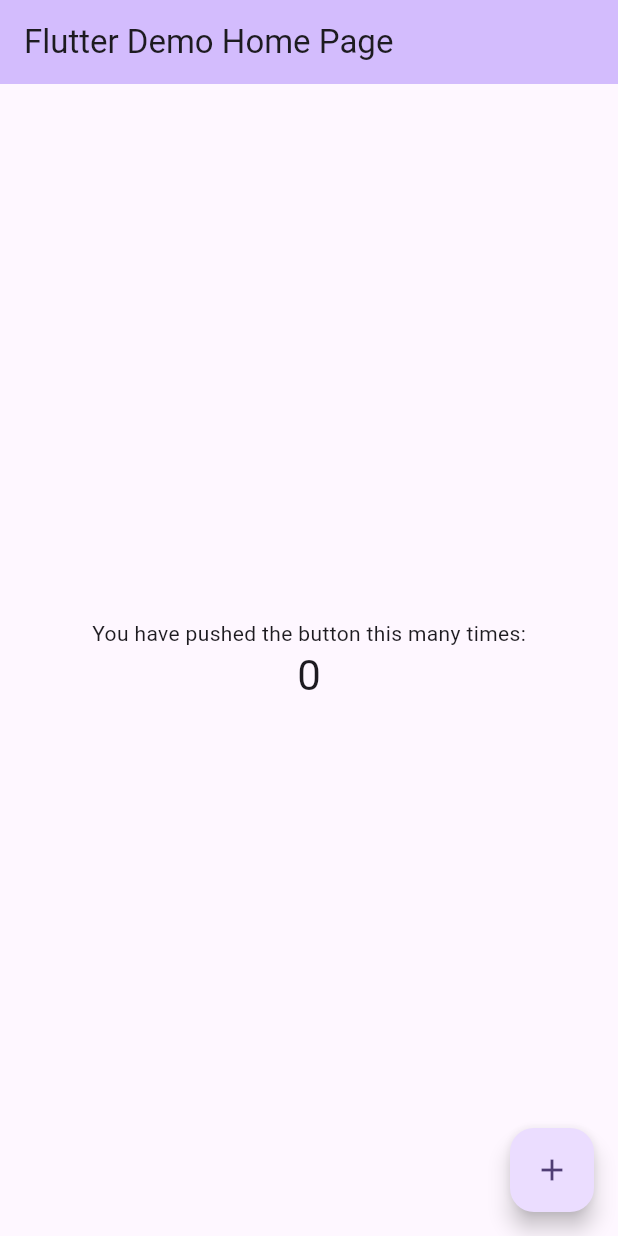
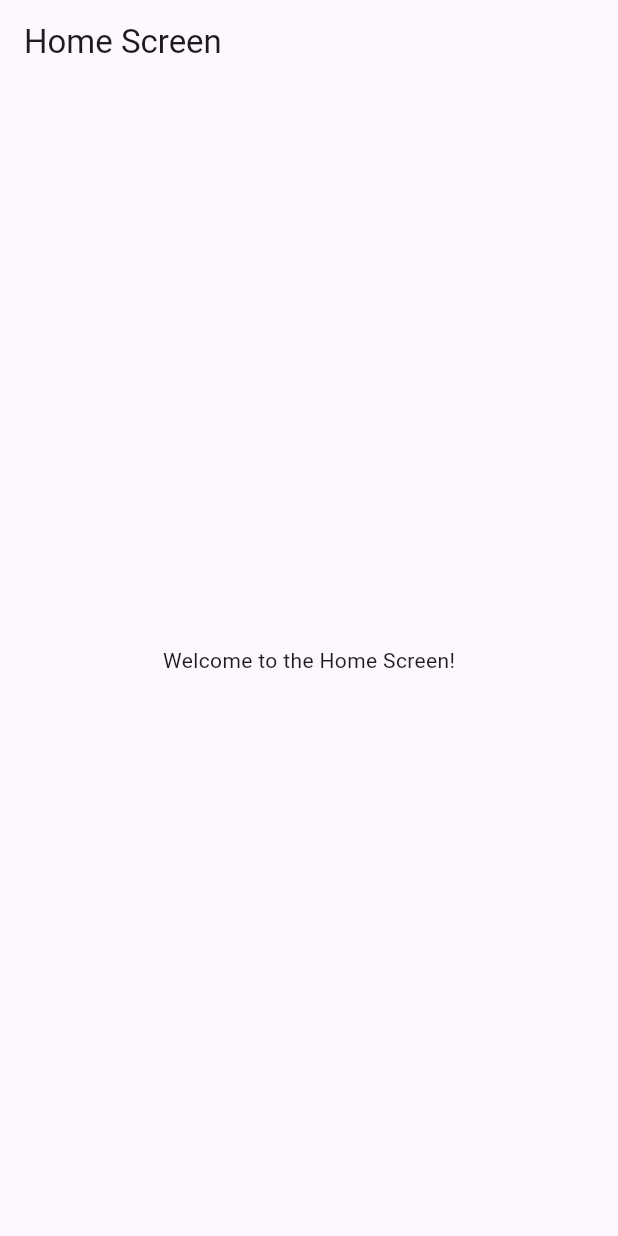
Before and after one commit to ajay2603/vid-call, a Flutter app: the screen it shows after launch, on a phone screen of 412 x 824 dp. Run offline on Flutter 3.47's test engine with Material 3 defaults, Android fonts, the phone set to English and light mode, and no system bars; our stand-ins replace awesome_notifications, firebase_core, firebase_messaging; accounts and stored records are empty.

Commit message:
navigating to dedicated screens with notification actions demo completed.

```diff
--- /dev/null
+++ b/lib/constants/navigator_key.dart
@@ -0,0 +1,3 @@
+import "package:flutter/material.dart";
+
+final GlobalKey<NavigatorState> navigatorKey = GlobalKey<NavigatorState>();
--- a/lib/main.dart
+++ b/lib/main.dart
@@ -1,8 +1,10 @@
 import 'package:flutter/material.dart';
 import 'package:firebase_core/firebase_core.dart';
-import 'firebase_options.dart';
+import 'package:mobcall/myapp.dart';
+import 'package:mobcall/firebase_options.dart';
 import 'package:mobcall/notifications/fcm_notification_service.dart';
-import 'package:mobcall/notifications/notifiation.dart';
+import 'package:mobcall/notifications/notification.dart';
+
 void main() async {
   WidgetsFlutterBinding.ensureInitialized();
   await Firebase.initializeApp(options: DefaultFirebaseOptions.currentPlatform);
@@ -10,120 +12,3 @@ void main() async {
   await NotificationService().initialize();
   runApp(const MyApp());
 }
-
-class MyApp extends StatelessWidget {
-  const MyApp({super.key});
-
-  // This widget is the root of your application.
-  @override
-  Widget build(BuildContext context) {
-    return MaterialApp(
-      title: 'Flutter Demo',
-      theme: ThemeData(
-        // This is the theme of your application.
-        //
-        // TRY THIS: Try running your application with "flutter run". You'll see
-        // the application has a purple toolbar. Then, without quitting the app,
-        // try changing the seedColor in the colorScheme below to Colors.green
-        // and then invoke "hot reload" (save your changes or press the "hot
-        // reload" button in a Flutter-supported IDE, or press "r" if you used
-        // the command line to start the app).
-        //
-        // Notice that the counter didn't reset back to zero; the application
-        // state is not lost during the reload. To reset the state, use hot
-        // restart instead.
-        //
-        // This works for code too, not just values: Most code changes can be
-        // tested with just a hot reload.
-        colorScheme: ColorScheme.fromSeed(seedColor: Colors.deepPurple),
-      ),
-      home: const MyHomePage(title: 'Flutter Demo Home Page'),
-    );
-  }
-}
-
-class MyHomePage extends StatefulWidget {
-  const MyHomePage({super.key, required this.title});
-
-  // This widget is the home page of your application. It is stateful, meaning
-  // that it has a State object (defined below) that contains fields that affect
-  // how it looks.
-
-  // This class is the configuration for the state. It holds the values (in this
-  // case the title) provided by the parent (in this case the App widget) and
-  // used by the build method of the State. Fields in a Widget subclass are
-  // always marked "final".
-
-  final String title;
-
-  @override
-  State<MyHomePage> createState() => _MyHomePageState();
-}
-
-class _MyHomePageState extends State<MyHomePage> {
-  int _counter = 0;
-
-  void _incrementCounter() {
-    setState(() {
-      // This call to setState tells the Flutter framework that something has
-      // changed in this State, which causes it to rerun the build method below
-      // so that the display can reflect the updated values. If we changed
-      // _counter without calling setState(), then the build method would not be
-      // called again, and so nothing would appear to happen.
-      _counter++;
-    });
-  }
-
-  @override
-  Widget build(BuildContext context) {
-    // This method is rerun every time setState is called, for instance as done
-    // by the _incrementCounter method above.
-    //
-    // The Flutter framework has been optimized to make rerunning build methods
-    // fast, so that you can just rebuild anything that needs updating rather
-    // than having to individually change instances of widgets.
-    return Scaffold(
-      appBar: AppBar(
-        // TRY THIS: Try changing the color here to a specific color (to
-        // Colors.amber, perhaps?) and trigger a hot reload to see the AppBar
-        // change color while the other colors stay the same.
-        backgroundColor: Theme.of(context).colorScheme.inversePrimary,
-        // Here we take the value from the MyHomePage object that was created by
-        // the App.build method, and use it to set our appbar title.
-        title: Text(widget.title),
-      ),
-      body: Center(
-        // Center is a layout widget. It takes a single child and positions it
-        // in the middle of the parent.
-        child: Column(
-          // Column is also a layout widget. It takes a list of children and
-          // arranges them vertically. By default, it sizes itself to fit its
-          // children horizontally, and tries to be as tall as its parent.
-          //
-          // Column has various properties to control how it sizes itself and
-          // how it positions its children. Here we use mainAxisAlignment to
-          // center the children vertically; the main axis here is the vertical
-          // axis because Columns are vertical (the cross axis would be
-          // horizontal).
-          //
-          // TRY THIS: Invoke "debug painting" (choose the "Toggle Debug Paint"
-          // action in the IDE, or press "p" in the console), to see the
-          // wireframe for each widget.
-          mainAxisAlignment: MainAxisAlignment.center,
-          children: <Widget>[
-            const Text('You have pushed the button this many times:'),
-            Text(
-              '$_counter',
-              style: Theme.of(context).textTheme.headlineMedium,
-            ),
-          ],
-        ),
-      ),
-      floatingActionButton: FloatingActionButton(
-        onPressed: _incrementCounter,
-        tooltip: 'Increment',
-        child: const Icon(Icons.add),
-      ), // This trailing comma makes auto-formatting nicer for build methods.
-    );
-  }
-}
--- /dev/null
+++ b/lib/myapp.dart
@@ -0,0 +1,20 @@
+import 'package:flutter/material.dart';
+import 'package:mobcall/constants/navigator_key.dart';
+import 'package:mobcall/screens/home_screen.dart';
+import 'package:mobcall/screens/second_screen.dart';
+
+class MyApp extends StatelessWidget {
+  const MyApp({super.key});
+
+  @override
+  Widget build(BuildContext context) {
+    return MaterialApp(
+      navigatorKey: navigatorKey,
+      initialRoute: '/',
+      routes: {
+        '/': (context) => const HomeScreen(),
+        '/second': (context) => const SecondScreen(),
+      },
+    );
+  }
+}
--- /dev/null
+++ b/lib/screens/home_screen.dart
@@ -0,0 +1,13 @@
+import "package:flutter/material.dart";
+
+class HomeScreen extends StatelessWidget {
+  const HomeScreen({super.key});
+
+  @override
+  Widget build(BuildContext context) {
+    return Scaffold(
+      appBar: AppBar(title: const Text("Home Screen")),
+      body: Center(child: Text("Welcome to the Home Screen!")),
+    );
+  }
+}
--- /dev/null
+++ b/lib/screens/second_screen.dart
@@ -0,0 +1,13 @@
+import "package:flutter/material.dart";
+
+class SecondScreen extends StatelessWidget {
+  const SecondScreen({super.key});
+
+  @override
+  Widget build(BuildContext context) {
+    return Scaffold(
+      appBar: AppBar(title: const Text("Second Screen")),
+      body: Center(child: Text("Welcome to the Second Screen!")),
+    );
+  }
+}
```
Also changed, not shown: lib/notifications/fcm_notification_service.dart (+10 -2 lines), lib/notifications/notification.dart (renamed from lib/notifications/notifiation.dart, +11 -3 lines), lib/notifications/notification_controller.dart (added, +29 -0 lines), 1 other file.
